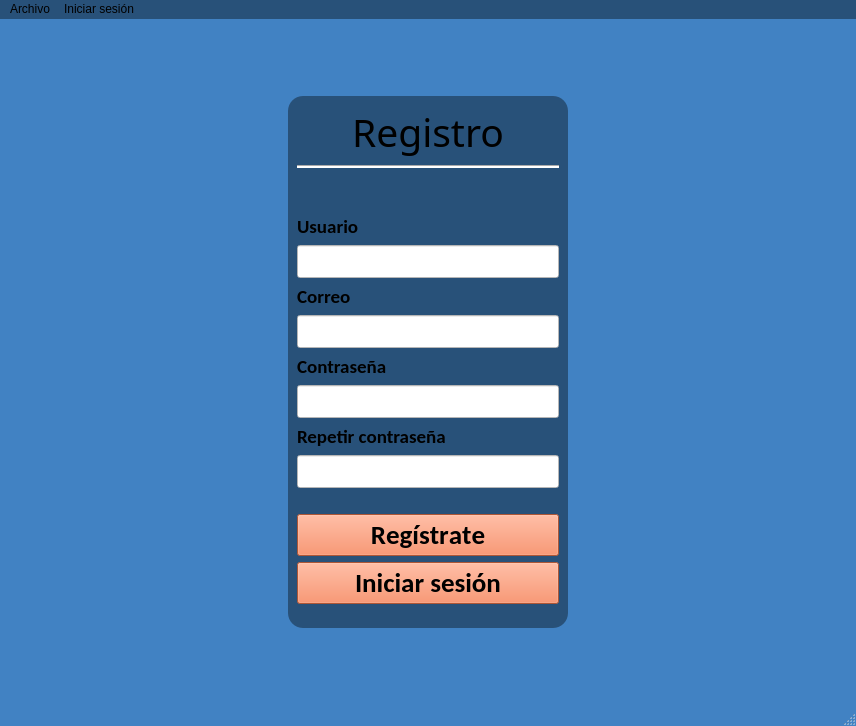
Qt form Proyecto_TaskHub/view/qt/Registro_Equipo04_V2.ui (dev10castro/Equipo_04_T02.B01) before a commit.
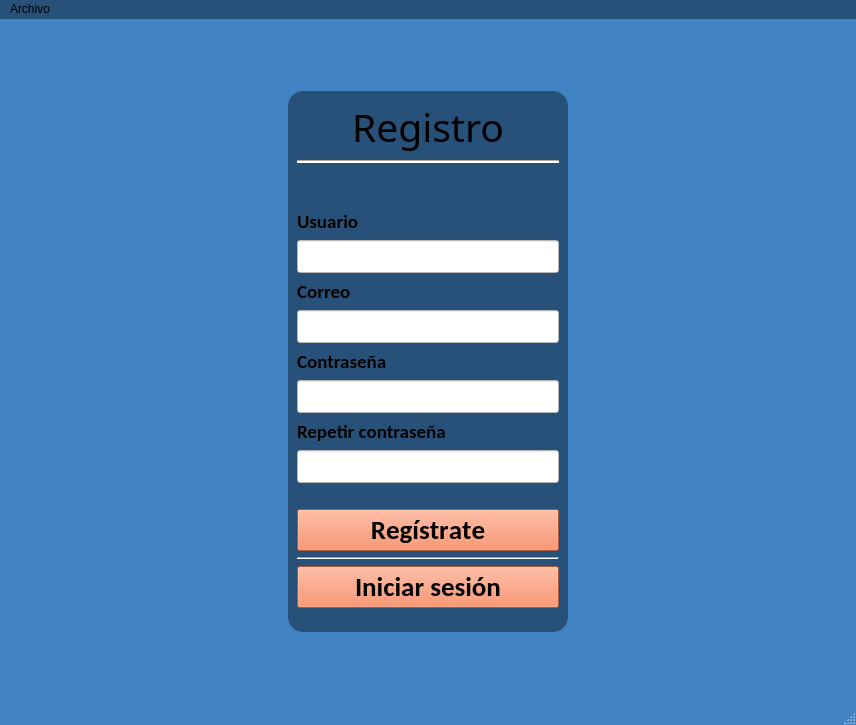
The same form after that commit.

Commit message: Cambios en el codigo de registro mostrando ventana de usuario creado correctamente

```diff
--- a/Proyecto_TaskHub/view/qt/Registro_Equipo04_V2.ui
+++ b/Proyecto_TaskHub/view/qt/Registro_Equipo04_V2.ui
@@ -10,7 +10,7 @@
     <x>0</x>
     <y>0</y>
     <width>856</width>
-    <height>726</height>
+    <height>725</height>
    </rect>
   </property>
   <property name="font">
@@ -304,6 +304,13 @@
            </property>
           </widget>
          </item>
+         <item>
+          <widget class="Line" name="line">
+           <property name="orientation">
+            <enum>Qt::Orientation::Horizontal</enum>
+           </property>
+          </widget>
+         </item>
          <item>
           <widget class="QPushButton" name="btn_iniciar_sesion">
            <property name="font">
@@ -500,13 +507,7 @@
     <addaction name="vaciar_campos_de_texto"/>
     <addaction name="menu_acerca_de"/>
    </widget>
-   <widget class="QMenu" name="menu_iniciar_sesion">
-    <property name="title">
-     <string>Iniciar sesión</string>
-    </property>
-   </widget>
    <addaction name="menuArchivo"/>
-   <addaction name="menu_iniciar_sesion"/>
   </widget>
   <widget class="QStatusBar" name="statusbar"/>
   <action name="action_iniciar_sesion">
```
Left out of the diff: 4 changed lines with no effect on the pictures. The commit also changes 5 other files.
